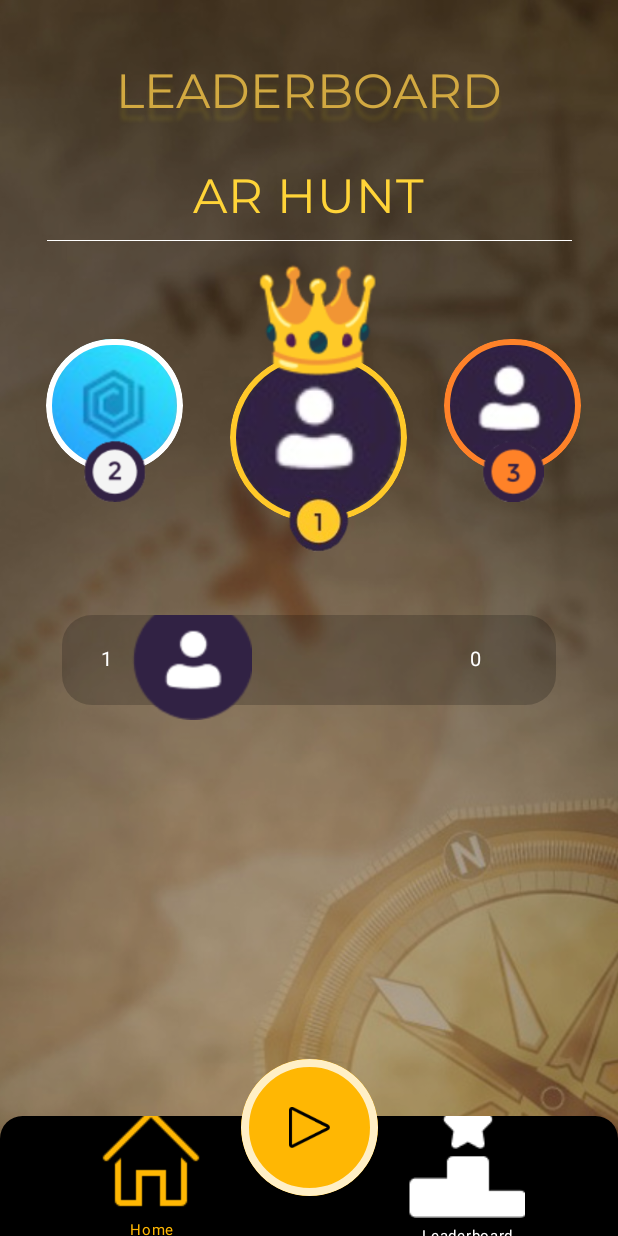
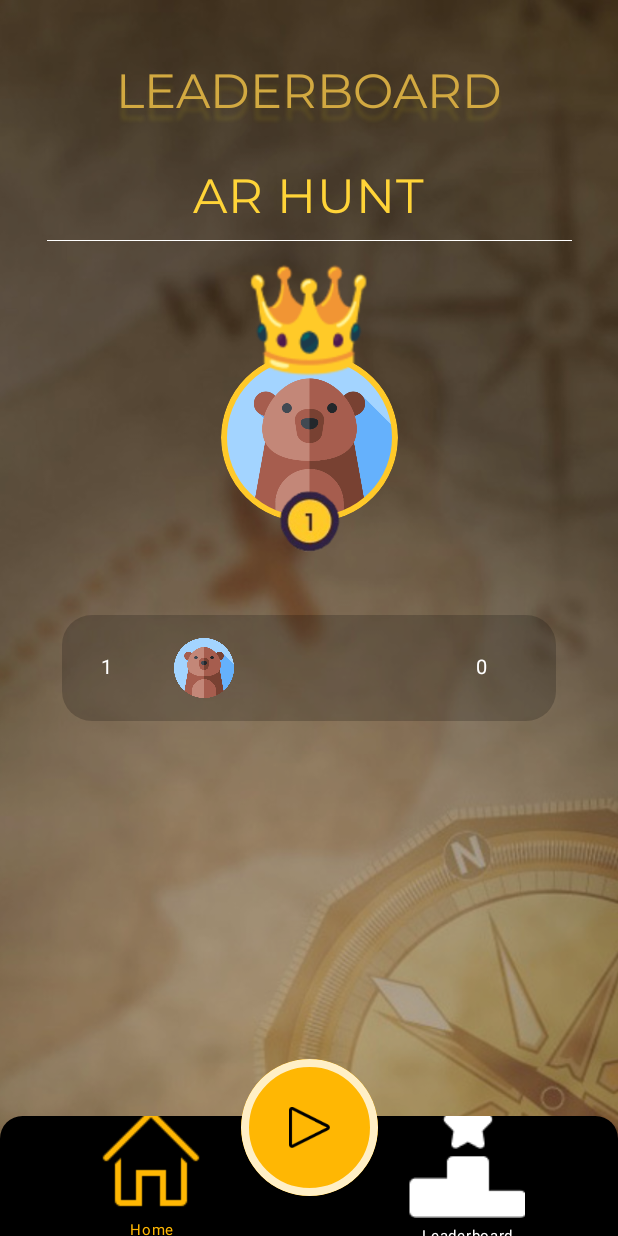
Before and after one commit to delta/ar-hunt-app, an Android app built with Jetpack Compose: the MainActivity screen opened directly, with no data from a screen before it, item 2 of the bottom bar chosen, on a phone screen of 412 x 824 dp. Run offline under Robolectric (Android 15) with nearby library versions, the phone set to English and light mode, and no system bars; our stand-ins replace Dagger/Hilt's generated code; libraries missing offline, so code that uses them is left out: com.google.ar.core, io.github.sceneview.ar, io.github.sceneview.renderable.

Commit message:
fix(leaderboard, utils) : check underflow, make avatar dynamic, change radius distance

```diff
--- a/app/src/main/AndroidManifest.xml
+++ b/app/src/main/AndroidManifest.xml
@@ -24,7 +24,10 @@
             android:exported="true"
             android:theme="@style/Theme.Transparent"
             android:noHistory="true">
-
+            <intent-filter>
+                <action android:name="android.intent.action.MAIN" />
+                <category android:name="android.intent.category.LAUNCHER" />
+            </intent-filter>
             <meta-data
                 android:name="android.app.lib_name"
                 android:value="" />
--- a/app/src/main/java/edu/nitt/delta/orientation22/compose/Leaderboard_item.kt
+++ b/app/src/main/java/edu/nitt/delta/orientation22/compose/Leaderboard_item.kt
@@ -8,6 +8,7 @@ import androidx.compose.material3.Text
 import androidx.compose.runtime.Composable
 import androidx.compose.ui.Alignment
 import androidx.compose.ui.Modifier
+import androidx.compose.ui.draw.clip
 import androidx.compose.ui.draw.scale
 import androidx.compose.ui.graphics.Color
 import androidx.compose.ui.layout.ContentScale
@@ -37,11 +38,13 @@ Text(text = "${person.position}", modifier = Modifier
     .padding(top = 18.dp, bottom = 18.dp), textAlign = TextAlign.Center,
 fontSize = 13.sp, color = Color.White,fontWeight = FontWeight(400)
 )
-    Image(painter = painterResource(id = R.drawable.profile), contentDescription = "profile", modifier= Modifier
-        .fillMaxWidth(0.20f)
-        .scale(1.5f),
-        contentScale = ContentScale.Fit)
-    MarqueeText(text = "${person.name}",modifier=Modifier.fillMaxWidth(0.5f), textAlign = TextAlign.Center,fontSize = 13.sp, color = Color.White,fontWeight = FontWeight(400))
+    Image(painter = painterResource(id = person.avatar), contentDescription = "profile", modifier = Modifier
+        .clip(
+            RoundedCornerShape(100)
+        )
+        .padding(all = 15.dp)
+        .size(40.dp))
+    MarqueeText(text = person.name,modifier=Modifier.fillMaxWidth(0.5f), textAlign = TextAlign.Center,fontSize = 13.sp, color = Color.White,fontWeight = FontWeight(400))
     Text(text="${person.points}", modifier = Modifier.fillMaxWidth(),fontSize = 13.sp, textAlign = TextAlign.Center, color = Color.White,fontWeight = FontWeight(400))
 }
 }
--- a/app/src/main/java/edu/nitt/delta/orientation22/compose/Utils.kt
+++ b/app/src/main/java/edu/nitt/delta/orientation22/compose/Utils.kt
@@ -218,7 +218,7 @@ fun distanceCalculator(
     mContext: Context,
     currentClueLocation: MutableState<LatLng>,
 ){
-    val radius = 10000000000
+    val radius = 20
     if (
         ActivityCompat.checkSelfPermission(mContext, Manifest.permission.ACCESS_FINE_LOCATION) == PackageManager.PERMISSION_GRANTED
     ) {
--- a/app/src/main/java/edu/nitt/delta/orientation22/compose/screens/DashboardScreen.kt
+++ b/app/src/main/java/edu/nitt/delta/orientation22/compose/screens/DashboardScreen.kt
@@ -22,6 +22,7 @@ import androidx.compose.ui.res.painterResource
 import androidx.compose.ui.text.font.Font
 import androidx.compose.ui.text.font.FontFamily
 import androidx.compose.ui.text.font.FontWeight
+import androidx.compose.ui.text.style.TextAlign
 import androidx.compose.ui.unit.dp
 import androidx.compose.ui.unit.em
 import androidx.compose.ui.unit.sp
@@ -89,7 +90,8 @@ fun DashboardScreen(
                             fontWeight = FontWeight.Light,
                             modifier = Modifier.padding(all = 15.dp),
                             color = brightYellow,
-                            fontFamily = FontFamily(Font(R.font.montserrat_regular))
+                            fontFamily = FontFamily(Font(R.font.montserrat_regular),),
+                            textAlign = TextAlign.Center,
                         )
                         Box(
                             modifier = Modifier.fillMaxWidth(0.3f)
@@ -159,7 +161,7 @@ fun Card(index: Int, name: String, avatar: Int) {
             color = white,
             fontFamily = FontFamily(Font(R.font.montserrat_regular))
         )
-        Image(painter = painterResource(id = avatar), contentDescription = "", modifier = Modifier
+        Image(painter = painterResource(id = avatar), contentDescription = "avatar", modifier = Modifier
             .clip(
                 RoundedCornerShape(100)
             )
--- a/app/src/main/java/edu/nitt/delta/orientation22/compose/screens/LeaderBoardScreen.kt
+++ b/app/src/main/java/edu/nitt/delta/orientation22/compose/screens/LeaderBoardScreen.kt
@@ -1,5 +1,6 @@
 package edu.nitt.delta.orientation22.compose.screens
 
+import android.util.Log
 import androidx.compose.foundation.*
 import androidx.compose.foundation.layout.*
 import androidx.compose.foundation.lazy.LazyColumn
@@ -30,6 +31,7 @@ import androidx.compose.ui.unit.sp
 import edu.nitt.delta.orientation22.R
 import edu.nitt.delta.orientation22.compose.CustomItem
 import edu.nitt.delta.orientation22.compose.MarqueeText
+import edu.nitt.delta.orientation22.compose.avatarList
 import edu.nitt.delta.orientation22.models.Person
 import edu.nitt.delta.orientation22.ui.theme.*
 
@@ -78,56 +80,30 @@ fun LeaderBoardScreen(
                 modifier = modifier.fillMaxWidth(),
                 horizontalArrangement = Arrangement.SpaceEvenly,
             ) {
-                Column(
-                    horizontalAlignment = Alignment.CenterHorizontally,
-                    modifier = Modifier.padding(top = (screenHeight/15).dp)
-                ) {
-                    AvatarSmall(R.drawable.item2, R.drawable.second_place, color = white)
-                    Box(
-                        modifier = Modifier.fillMaxWidth(0.25f)
-                    ) {
-                        MarqueeText(text=leaderBoardData[0].teamName, textAlign = TextAlign.Center, color= Color.White, fontWeight = FontWeight(400))
+                when (leaderBoardData.size) {
+                    1 -> {
+                        Log.d("HI", avatarList[leaderBoardData[0].avatar].toString())
+                        First(name = leaderBoardData[0].teamName, avatar = avatarList[leaderBoardData[0].avatar]?: avatarList[1]!! )
                     }
-                }
-                Column(
-                    horizontalAlignment = Alignment.CenterHorizontally,
-                ) {
-                    AvatarBig(R.drawable.item1)
-                    Box (
-                        modifier = Modifier.fillMaxWidth(0.3f)
-                    ) {
-                        MarqueeText(
-                            text = leaderBoardData[0].teamName,
-                            textAlign = TextAlign.Center,
-                            modifier = Modifier.fillMaxWidth(),
-                            color = Color.White,
-                            fontWeight = FontWeight(400)
-                        )
+                    2 -> {
+                        Second(name = leaderBoardData[1].teamName, screenHeight = screenHeight, avatar = avatarList[leaderBoardData[1].avatar]?: avatarList[1]!!)
+                        First(name = leaderBoardData[0].teamName, avatar = avatarList[leaderBoardData[0].avatar]?: avatarList[1]!!)
+                        Box(modifier = Modifier.fillMaxWidth(0.5f))
                     }
-                }
-                Column(
-                    horizontalAlignment = Alignment.CenterHorizontally,
-                    modifier = Modifier.padding(top = (screenHeight/15).dp)
-                ) {
-                    AvatarSmall(R.drawable.item1, R.drawable.third_place, color = orange)
-                    Box (
-                        modifier = Modifier.fillMaxWidth(0.25f)
-                    ) {
-                        MarqueeText(
-                            text = leaderBoardData[0].teamName,
-                            textAlign = TextAlign.Center,
-                            modifier = Modifier.fillMaxWidth(),
-                            color = Color.White,
-                            fontWeight = FontWeight(400)
-                        )
+                    else -> {
+                        Second(name = leaderBoardData[1].teamName, screenHeight = screenHeight, avatar = avatarList[leaderBoardData[1].avatar]?: avatarList[1]!!)
+                        First(name = leaderBoardData[0].teamName, avatar = avatarList[leaderBoardData[0].avatar]?: avatarList[1]!!)
+                        Third(name = leaderBoardData[2].teamName, screenHeight = screenHeight, avatar = avatarList[leaderBoardData[2].avatar]?: avatarList[1]!!)
                     }
                 }
             }
             Spacer(modifier=Modifier.height((screenHeight/45).dp))
             LazyColumn(contentPadding = PaddingValues(start = (screenWidth/10).dp, end =(screenWidth/10).dp, bottom = 4.dp ),
-            verticalArrangement = Arrangement.spacedBy((screenHeight/27).dp), modifier = Modifier.fillMaxHeight().padding(bottom = (screenWidth/3.5).dp)){
+            verticalArrangement = Arrangement.spacedBy((screenHeight/27).dp), modifier = Modifier
+                    .fillMaxHeight()
+                    .padding(bottom = (screenWidth / 3.5).dp)){
                 itemsIndexed(items=leaderBoardData){index,person->
-                    CustomItem(person = Person(position = index+1, name = person.teamName, points = person.score, avatar = person.avatar))
+                    CustomItem(person = Person(position = index+1, name = person.teamName, points = person.score, avatar = avatarList[leaderBoardData[index].avatar]?: avatarList[1]!!))
                 }
             }
         }
@@ -140,6 +116,68 @@ fun LeaderBoardScreenPreview()
 {
    // LeaderBoardScreen(Modifier,painterResource(id = R.drawable.background_image),"LeaderBoard")
 }
+
+@Composable
+fun First(name: String, avatar: Int) {
+    Column(
+        horizontalAlignment = Alignment.CenterHorizontally,
+    ) {
+        AvatarBig(avatar)
+        Box (
+            modifier = Modifier.fillMaxWidth(0.3f)
+        ) {
+            MarqueeText(
+                text = name,
+                textAlign = TextAlign.Center,
+                modifier = Modifier.fillMaxWidth(),
+                color = Color.White,
+                fontWeight = FontWeight(400)
+            )
+        }
+    }
+}
+
+@Composable
+fun Second(name: String, screenHeight: Int, avatar: Int) {
+    Column(
+        horizontalAlignment = Alignment.CenterHorizontally,
+        modifier = Modifier.padding(top = (screenHeight / 15).dp)
+    ) {
+        AvatarSmall(avatar, R.drawable.second_place, color = white)
+        Box(
+            modifier = Modifier.fillMaxWidth(0.25f)
+        ) {
+            MarqueeText(
+                text = name,
+                textAlign = TextAlign.Center,
+                color = Color.White,
+                fontWeight = FontWeight(400)
+            )
+        }
+    }
+}
+
+@Composable
+fun Third(name: String, screenHeight: Int, avatar: Int) {
+    Column(
+        horizontalAlignment = Alignment.CenterHorizontally,
+        modifier = Modifier.padding(top = (screenHeight / 15).dp)
+    ) {
+        AvatarSmall(avatar, R.drawable.third_place, color = orange)
+        Box(
+            modifier = Modifier.fillMaxWidth(0.25f)
+        ) {
+            MarqueeText(
+                text = name,
+                textAlign = TextAlign.Center,
+                modifier = Modifier.fillMaxWidth(),
+                color = Color.White,
+                fontWeight = FontWeight(400)
+            )
+        }
+    }
+}
+
 
 @Composable
 fun AvatarSmall (
--- a/app/src/main/java/edu/nitt/delta/orientation22/compose/screens/MapScreen.kt
+++ b/app/src/main/java/edu/nitt/delta/orientation22/compose/screens/MapScreen.kt
@@ -27,6 +27,7 @@ import com.google.maps.android.compose.*
 import edu.nitt.delta.orientation22.R
 import edu.nitt.delta.orientation22.compose.CameraPermissionGetter
 import edu.nitt.delta.orientation22.compose.ClueAlertBox
+import edu.nitt.delta.orientation22.compose.markerImages
 import edu.nitt.delta.orientation22.compose.openAr
 import edu.nitt.delta.orientation22.constants.MapStyle
 import edu.nitt.delta.orientation22.models.MarkerModel
@@ -108,6 +109,7 @@ fun GoogleMapScreen(markerList: List<MarkerModel>) {
 @Composable
 fun MapScreen(
     markerList: List<MarkerModel>,
+    currentLevel: Int,
 ){
     val mContext = LocalContext.current
     val showDialog = remember { mutableStateOf(false) }
--- a/app/src/main/java/edu/nitt/delta/orientation22/di/viewModel/repository/TeamRepository.kt
+++ b/app/src/main/java/edu/nitt/delta/orientation22/di/viewModel/repository/TeamRepository.kt
@@ -35,6 +35,9 @@ class TeamRepository @Inject constructor(
 
         if (response.message == ResponseConstants.SUCCESS){
             Log.d("TeamDetails",response.message.toString())
+            val gson = Gson()
+            val teamString = gson.toJson(response.message)
+            sharedPrefHelper.team = teamString
             Result.build { response.message }
         }
         Result.build { throw Exception(ResponseConstants.ERROR) }
```
